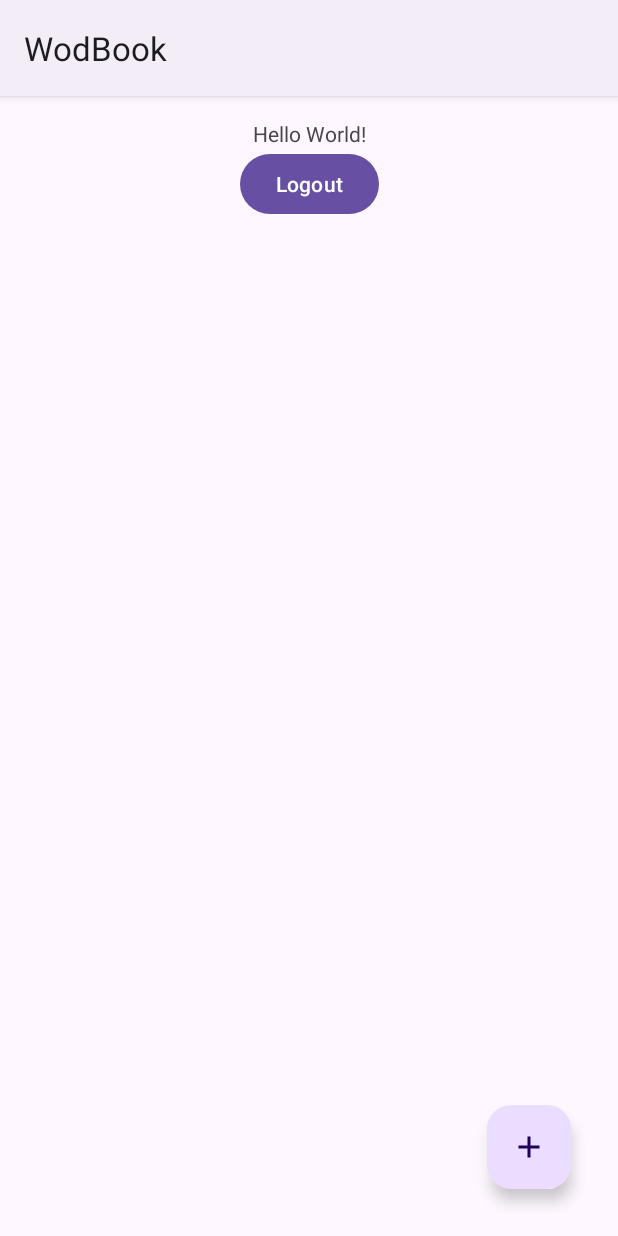
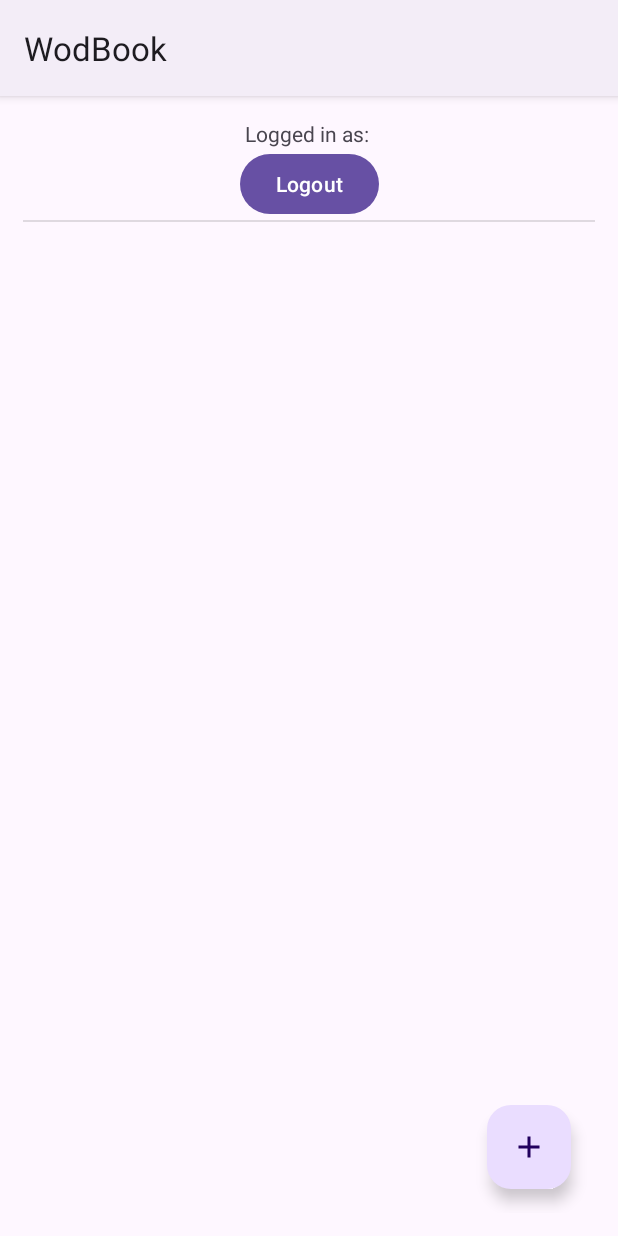
Before and after one commit to Makcime/WodBook, an Android app built with Jetpack Compose: the screen it shows after launch once a user with an empty profile is signed in (MainActivity), on a phone screen of 412 x 824 dp. Run offline under Robolectric (Android 15) with nearby library versions, the phone set to English and light mode, and no system bars; our stand-ins replace Firebase (no records; nobody signed in at launch, a user with empty details on screens opened directly), Room's generated code.

Commit message:
[enh] small design changes on main activity

```diff
--- a/app/src/main/java/com/example/wodbook/MainActivity.kt
+++ b/app/src/main/java/com/example/wodbook/MainActivity.kt
@@ -22,7 +22,7 @@ import kotlinx.coroutines.launch
 class MainActivity : AppCompatActivity() {
 
     private lateinit var buttonLogout: Button
-    private lateinit var textView: TextView
+    private lateinit var userDetails: TextView
     private lateinit var recyclerView: RecyclerView
     private lateinit var fabAddWod: FloatingActionButton
     private lateinit var wodAdapter: WodAdapter
@@ -44,10 +44,20 @@ class MainActivity : AppCompatActivity() {
     }
 
     private fun initializeUI() {
+        seturUserDetails()
         setupLogoutButton()
         setupRecyclerView()
         setupFloatingActionButton()
         loadWods()
+    }
+
+    private fun seturUserDetails() {
+        userDetails = findViewById(R.id.user_details)
+        userDetails.text =
+            getString(
+                R.string.logged_in_as,
+                UserManager.currentUser?.email ?: getString(R.string.anonymous)
+            )
     }
 
     private fun setupLogoutButton() {
--- a/app/src/main/res/layout/activity_main.xml
+++ b/app/src/main/res/layout/activity_main.xml
@@ -25,14 +25,26 @@
         app:layout_constraintStart_toStartOf="parent"
         app:layout_constraintEnd_toEndOf="parent"/>
 
+    <View
+        android:id="@+id/divider"
+        android:layout_width="409dp"
+        android:layout_height="1dp"
+        android:background="?android:attr/listDivider"
+        app:layout_constraintTop_toBottomOf="@id/btn_logout"
+        app:layout_constraintStart_toStartOf="parent"
+        app:layout_constraintEnd_toEndOf="parent"/>
+
+
     <androidx.recyclerview.widget.RecyclerView
         android:id="@+id/recycler_view_wods"
         android:layout_width="0dp"
         android:layout_height="0dp"
-        app:layout_constraintTop_toBottomOf="@id/btn_logout"
         app:layout_constraintBottom_toTopOf="@id/fab_add_wod"
+        app:layout_constraintEnd_toEndOf="parent"
+        app:layout_constraintHorizontal_bias="0.0"
         app:layout_constraintStart_toStartOf="parent"
-        app:layout_constraintEnd_toEndOf="parent"/>
+        app:layout_constraintTop_toBottomOf="@id/divider"
+        app:layout_constraintVertical_bias="1.0" />
 
     <com.google.android.material.floatingactionbutton.FloatingActionButton
         android:id="@+id/fab_add_wod"
@@ -44,4 +56,5 @@
         app:layout_constraintEnd_toEndOf="parent"
         app:layout_constraintBottom_toBottomOf="parent"/>
 
+
 </androidx.constraintlayout.widget.ConstraintLayout>
--- a/app/src/main/res/values/strings.xml
+++ b/app/src/main/res/values/strings.xml
@@ -15,4 +15,6 @@
     <string name="wod_notes">Notes...</string>
     <string name="wod_date">Date</string>
     <string name="delete">Delete</string>
+    <string name="anonymous">Anonymous</string>
+    <string name="logged_in_as">Logged in as: %1$s</string>
 </resources>
```
